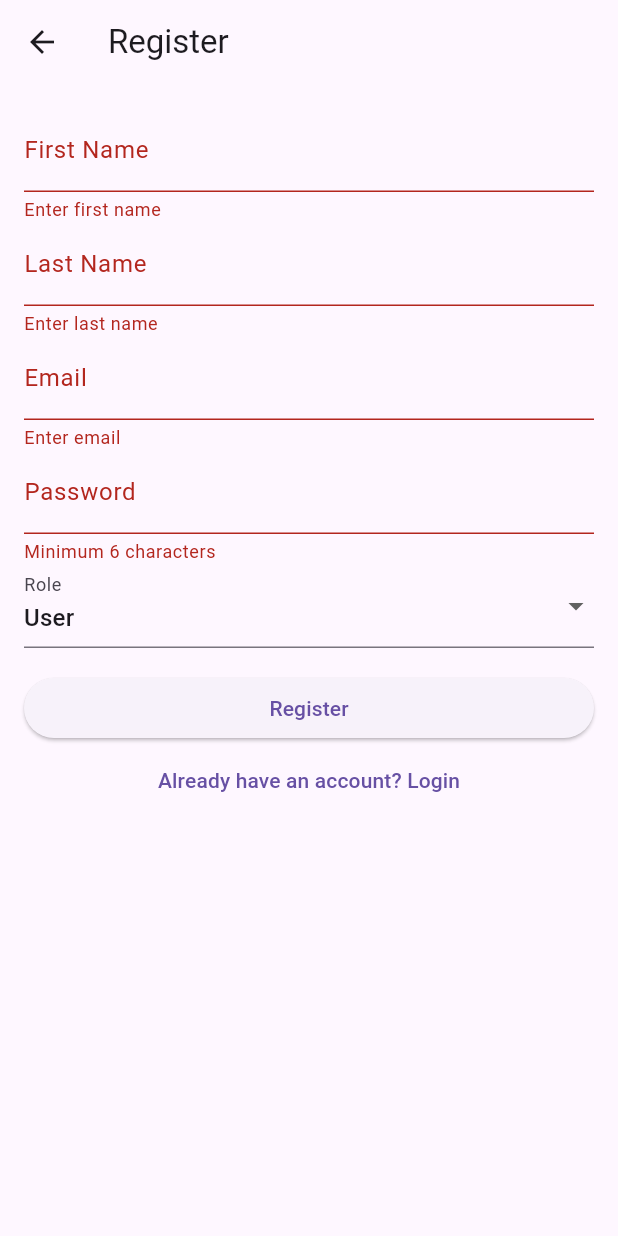
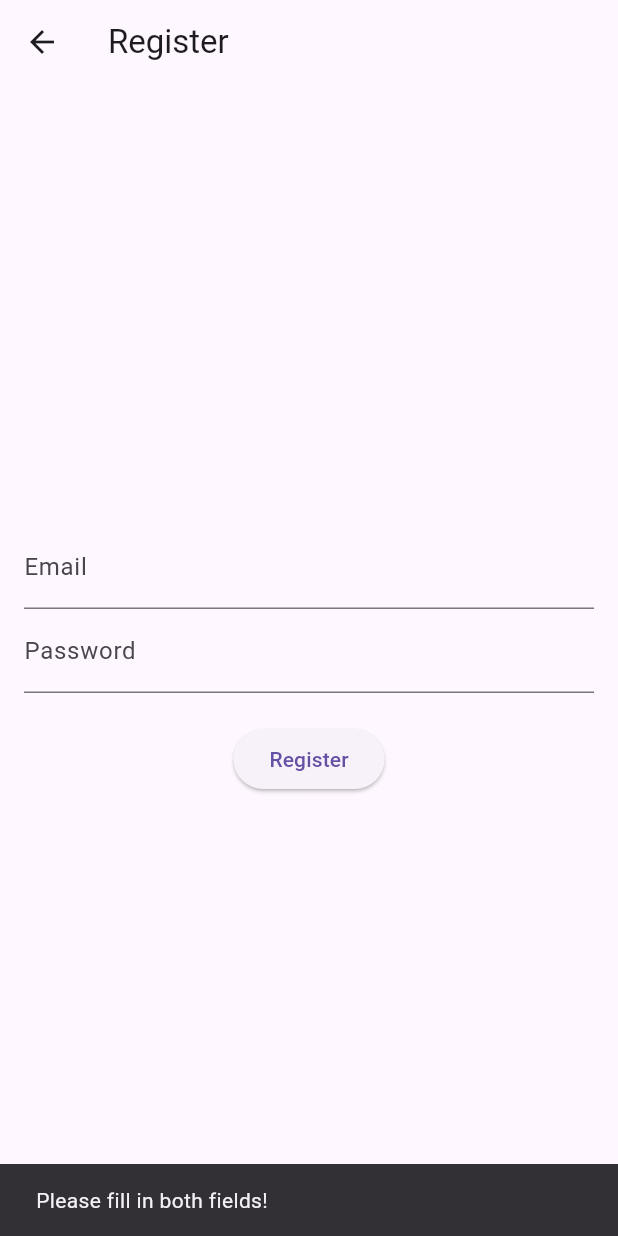
Before and after one commit to meoz23/MAD4, a Flutter app: the RegisterScreen screen opened directly, after a tap on "Register", on a phone screen of 412 x 824 dp. Run offline on Flutter 3.47's test engine with Material 3 defaults, Android fonts, the phone set to English and light mode, and no system bars; our stand-ins replace cloud_firestore, firebase_auth, firebase_core, logger; accounts and stored records are empty.

Commit message:
Added plenty of changes...

```diff
--- a/lib/screens/register_screen.dart
+++ b/lib/screens/register_screen.dart
@@ -1,114 +1,66 @@
 import 'package:flutter/material.dart';
 import '../services/auth_service.dart';
-import 'login_screen.dart';
+import 'package:firebase_auth/firebase_auth.dart';
 import 'home_screen.dart';
 
 class RegisterScreen extends StatefulWidget {
-  const RegisterScreen({super.key});
-
   @override
-  State<RegisterScreen> createState() => _RegisterScreenState();
+  _RegisterScreenState createState() => _RegisterScreenState();
 }
 
 class _RegisterScreenState extends State<RegisterScreen> {
-  final _formKey = GlobalKey<FormState>();
-  final AuthService _auth = AuthService();
+  final TextEditingController _emailController = TextEditingController();
+  final TextEditingController _passwordController = TextEditingController();
+  final AuthService _authService = AuthService();
 
-  final _firstName = TextEditingController();
-  final _lastName = TextEditingController();
-  final _email = TextEditingController();
-  final _password = TextEditingController();
-  String _role = 'user';
+  void _register() async {
+    String email = _emailController.text;
+    String password = _passwordController.text;
 
-  String? _error;
+    if (email.isNotEmpty && password.isNotEmpty) {
+      User? user = await _authService.register(email, password);
 
-  @override
-  void dispose() {
-    _firstName.dispose();
-    _lastName.dispose();
-    _email.dispose();
-    _password.dispose();
-    super.dispose();
+      if (user != null) {
+        Navigator.pushReplacement(
+          context,
+          MaterialPageRoute(builder: (context) => HomeScreen()),
+        );
+      } else {
+        ScaffoldMessenger.of(context).showSnackBar(SnackBar(
+          content: Text("Registration failed!"),
+        ));
       }
-
-  Future<void> _register() async {
-    if (_formKey.currentState!.validate()) {
-      final message = await _auth.register(
-        firstName: _firstName.text,
-        lastName: _lastName.text,
-        email: _email.text.trim(),
-        password: _password.text,
-        role: _role,
-      );
-      if (message == null) {
-        Navigator.pushReplacement(context,
-            MaterialPageRoute(builder: (_) => const HomeScreen()));
     } else {
-        setState(() => _error = message);
-      }
+      ScaffoldMessenger.of(context).showSnackBar(SnackBar(
+        content: Text("Please fill in both fields!"),
+      ));
     }
   }
 
   @override
   Widget build(BuildContext context) {
     return Scaffold(
-      appBar: AppBar(title: const Text('Register')),
+      appBar: AppBar(title: Text("Register")),
       body: Padding(
-        padding: const EdgeInsets.all(16),
-        child: Form(
-          key: _formKey,
-          child: ListView(
+        padding: const EdgeInsets.all(16.0),
+        child: Column(
+          mainAxisAlignment: MainAxisAlignment.center,
           children: [
-              TextFormField(
-                controller: _firstName,
-                decoration: const InputDecoration(labelText: 'First Name'),
-                validator: (val) => val!.isEmpty ? 'Enter first name' : null,
+            TextField(
+              controller: _emailController,
+              decoration: InputDecoration(labelText: "Email"),
             ),
-              TextFormField(
-                controller: _lastName,
-                decoration: const InputDecoration(labelText: 'Last Name'),
-                validator: (val) => val!.isEmpty ? 'Enter last name' : null,
+            TextField(
+              controller: _passwordController,
+              obscureText: true,
+              decoration: InputDecoration(labelText: "Password"),
             ),
-              TextFormField(
-                controller: _email,
-                decoration: const InputDecoration(labelText: 'Email'),
-                validator: (val) => val!.isEmpty ? 'Enter email' : null,
-              ),
-              TextFormField(
-                controller: _password,
-                decoration: const InputDecoration(labelText: 'Password'),
-                obscureText: true,
-                validator: (val) =>
-                    val!.length < 6 ? 'Minimum 6 characters' : null,
-              ),
-              DropdownButtonFormField<String>(
-                value: _role,
-                items: const [
-                  DropdownMenuItem(value: 'user', child: Text('User')),
-                  DropdownMenuItem(value: 'admin', child: Text('Admin')),
-                ],
-                onChanged: (val) => setState(() => _role = val!),
-                decoration: const InputDecoration(labelText: 'Role'),
-              ),
-              const SizedBox(height: 16),
+            SizedBox(height: 20),
             ElevatedButton(
               onPressed: _register,
-                child: const Text('Register'),
-              ),
-              if (_error != null)
-                Padding(
-                  padding: const EdgeInsets.only(top: 12),
-                  child: Text(_error!, style: const TextStyle(color: Colors.red)),
-                ),
-              TextButton(
-                onPressed: () {
-                  Navigator.pushReplacement(context,
-                      MaterialPageRoute(builder: (_) => const LoginScreen()));
-                },
-                child: const Text('Already have an account? Login'),
+              child: Text("Register"),
             ),
           ],
-          ),
         ),
       ),
     );
--- a/lib/screens/settings_screen.dart
+++ b/lib/screens/settings_screen.dart
@@ -9,7 +9,7 @@ class SettingsScreen extends StatelessWidget {
     await FirebaseAuth.instance.signOut();
     if (context.mounted) {
       Navigator.of(context).pushAndRemoveUntil(
-        MaterialPageRoute(builder: (_) => const LoginScreen()),
+      MaterialPageRoute(builder: (context) => LoginScreen()),
         (route) => false,
       );
     }
--- a/lib/services/auth_service.dart
+++ b/lib/services/auth_service.dart
@@ -1,54 +1,18 @@
-import 'package:cloud_firestore/cloud_firestore.dart';
 import 'package:firebase_auth/firebase_auth.dart';
 
 class AuthService {
   final FirebaseAuth _auth = FirebaseAuth.instance;
-  final FirebaseFirestore _firestore = FirebaseFirestore.instance;
 
-  Future<String?> signIn({
-    required String email,
-    required String password,
-  }) async {
+  Future<User?> login(String email, String password) async {
     try {
-      await _auth.signInWithEmailAndPassword(email: email, password: password);
-      return null; // success
-    } on FirebaseAuthException catch (e) {
-      return e.message;
-    } catch (e) {
-      return "An unknown error occurred";
-    }
-  }
-
-  Future<String?> registerUser({
-    required String email,
-    required String password,
-    required String firstName,
-    required String lastName,
-  }) async {
-    try {
-      UserCredential userCredential = await _auth.createUserWithEmailAndPassword(
+      UserCredential result = await _auth.signInWithEmailAndPassword(
         email: email,
         password: password,
       );
-
-      await _firestore.collection('users').doc(userCredential.user!.uid).set({
-        'uid': userCredential.user!.uid,
-        'email': email,
-        'first_name': firstName,
-        'last_name': lastName,
-        'role': 'user',
-        'created_at': FieldValue.serverTimestamp(),
-      });
-
+      return result.user;
+    } catch (e) {
+      print("Login error: $e");
       return null;
-    } on FirebaseAuthException catch (e) {
-      return e.message;
-    } catch (e) {
-      return "An unknown error occurred";
     }
   }
-
-  Future<void> signOut() async {
-    await _auth.signOut();
-  }
 }
```
Also changed, not shown: lib/main.dart (+4 -3 lines), lib/screens/board_list_screen.dart (added, +53 -0 lines), lib/screens/chat_screen.dart (+29 -48 lines), lib/screens/login_screen.dart (+50 -49 lines), lib/screens/splash_screen.dart (+7 -27 lines), lib/screens/auth_screen.dart (renamed from lib/auth_screen.dart), 2 other files. Lines whose indentation alone changed are shown as unchanged.
